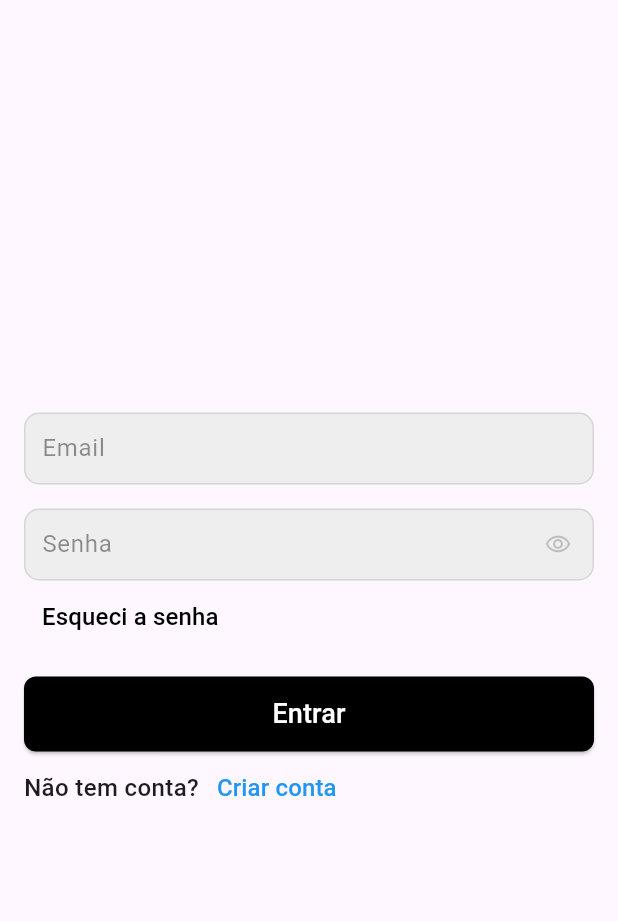
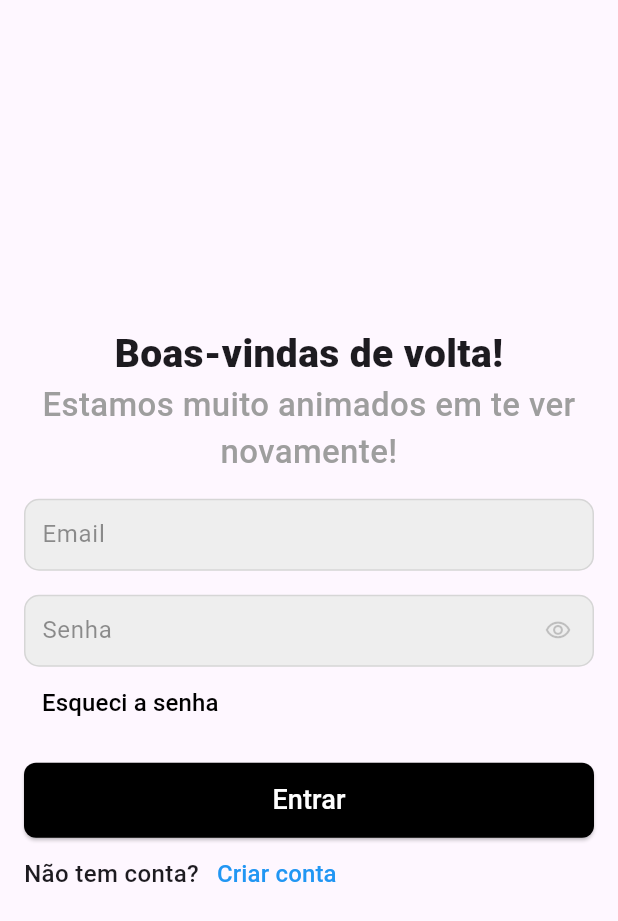
Before and after one commit to iCarlosAugusto/ticketapp, a Flutter app: the screen it shows after launch, on a phone screen of 412 x 824 dp. Shown: the top 921 px of the screen. Run offline on Flutter 3.47's test engine with Material 3 defaults, Android fonts, the phone set to English and light mode, and no system bars; our stand-ins replace easy_date_timeline, get, modal_bottom_sheet, share_plus; missing offline and left inert: flutter_barcode_scanner; Roboto replaces fonts that are missing (Sora).

Commit message:
feat: :sparkles: melhora na tela de login

```diff
--- a/lib/pages/signin/signin.page.dart
+++ b/lib/pages/signin/signin.page.dart
@@ -17,23 +17,35 @@ class Signin extends StatelessWidget {
         padding: const EdgeInsets.all(16.0),
         child: Form(
           child: Column(
-            crossAxisAlignment: CrossAxisAlignment.start,
+            crossAxisAlignment: CrossAxisAlignment.center,
             mainAxisAlignment: MainAxisAlignment.center,
             children: [
+              const TextWidget("Boas-vindas de volta!", customFontsize: 26, customWeight: FontWeight.w800, textAlign: TextAlign.center,),
+              const TextWidget(
+                "Estamos muito animados em te ver novamente!",
+                customFontsize: 22,
+                textAlign: TextAlign.center,
+                color: Colors.grey
+              ),
               TextfieldWidget(
                 label: "Email",
                 keyboardType: TextInputType.emailAddress,
+                margin: const EdgeInsets.only(top: 16),
               ),
               TextfieldWidget(
                 margin: const EdgeInsets.only(top: 16),
                 label: "Senha",
                 isPasswordField: true,
               ),
-              TextButtonWidget(
-                "Esqueci a senha",
-                onTap: () {
+              Container(
+                width: Get.width,
+                alignment: Alignment.centerLeft,
+                child: TextButtonWidget(
+                  "Esqueci a senha",
+                  onTap: () {
 
-                }
+                  }
+                ),
               ),
               ButtonWidget(
                 title: "Entrar",
```
